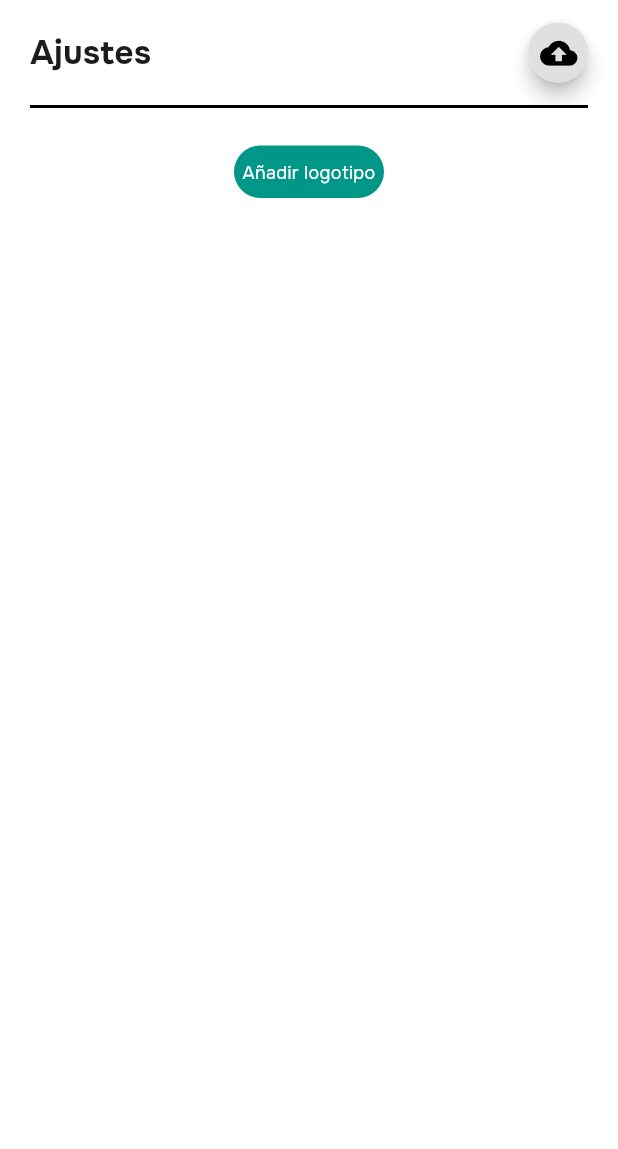
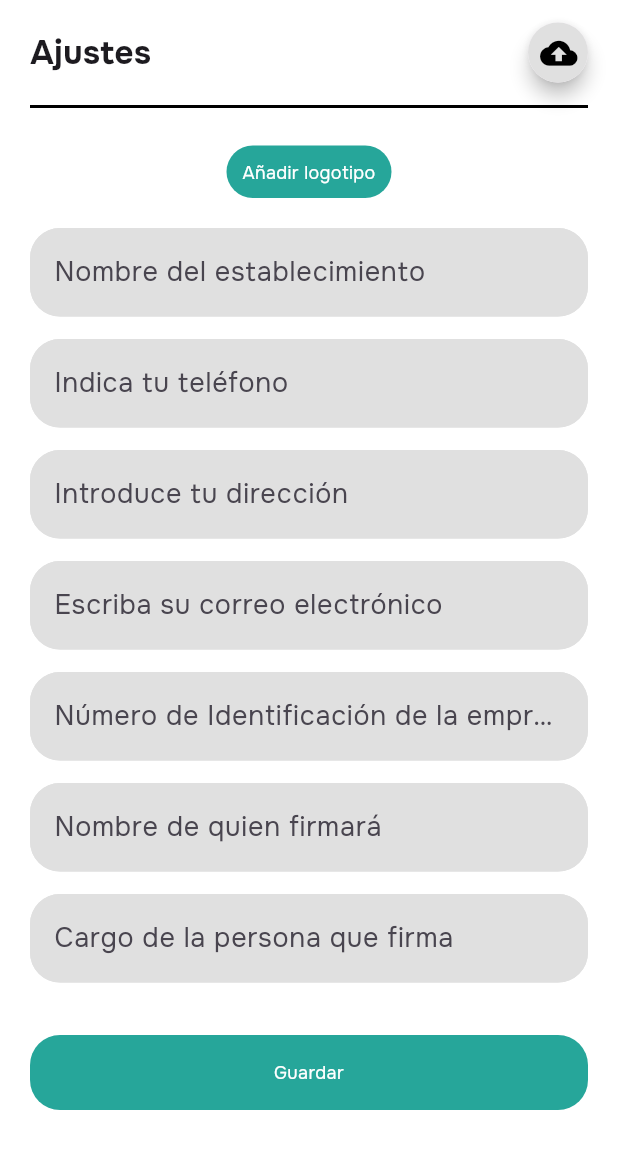
Before and after one commit to HanJian16/Ballots-Template, a Flutter app: the screen it shows after launch, on a phone screen of 412 x 824 dp. Shown: the top 1149 px of the screen. Run offline on Flutter 3.47's test engine with Material 3 defaults, Android fonts, the phone set to English and light mode, and no system bars; our stand-ins replace get, google_fonts.

Commit message:
Creando widgets  para su uso y avances en el form de register

```diff
--- /dev/null
+++ b/frontend/ballots_template_flutter/lib/controllers/form_controller.dart
@@ -0,0 +1,31 @@
+import 'package:get/get.dart';
+
+class FormController extends GetxController {
+  var name = ''.obs;
+  var phone = ''.obs;
+  var direction = ''.obs;
+  var email = ''.obs;
+  var ruc = ''.obs;
+  var nameOfFirm = ''.obs;
+  var positionOfFirm = ''.obs;
+
+   void updateName(String value) => name.value = value;
+  void updatePhone(String value) => phone.value = value;
+  void updateDirection(String value) => direction.value = value;
+  void updateEmail(String value) => email.value = value;
+  void updateRuc(String value) => ruc.value = value;
+  void updateNameOfFirm(String value) => nameOfFirm.value = value;
+  void updatePositionOfFirm(String value) => positionOfFirm.value = value;
+
+  void submitForm() {
+    // Lógica para manejar el formulario
+    print('Name: ${name.value}');
+    print('Phone: ${phone.value}');
+    print('Direction: ${direction.value}');
+    print('Email: ${email.value}');
+    print('RUC: ${ruc.value}');
+    print('Name of firm: ${nameOfFirm.value}');
+    print('Position of firm: ${positionOfFirm.value}');
+    // Aquí puedes añadir más lógica, como enviar datos a un servidor.
+  }
+}
--- a/frontend/ballots_template_flutter/lib/screens/form_register.dart
+++ b/frontend/ballots_template_flutter/lib/screens/form_register.dart
@@ -1,7 +1,12 @@
-import 'package:ballots_template_flutter/widgets/backup_row.dart';
+import 'package:ballots_template_flutter/controllers/form_controller.dart';
+import 'package:ballots_template_flutter/widgets/custom_btn.dart';
+import 'package:ballots_template_flutter/widgets/custom_textformfield.dart';
 import 'package:flutter/material.dart';
 import 'package:ballots_template_flutter/widgets/screen_container.dart';
-import 'package:google_fonts/google_fonts.dart';
+import 'package:get/get.dart';
+import 'package:ballots_template_flutter/widgets/custom_icon_btn.dart';
+import 'package:ballots_template_flutter/widgets/backup_row.dart';
+import 'package:get/get_connect/http/src/utils/utils.dart';
 
 class FormRegisterScreen extends StatelessWidget {
   const FormRegisterScreen({super.key});
@@ -11,8 +16,7 @@ class FormRegisterScreen extends StatelessWidget {
       context: context,
       builder: (BuildContext context) {
         return Container(
-          height: MediaQuery.of(context).size.height *
-              0.12, // Ajusta la altura según tus necesidades
+          height: MediaQuery.of(context).size.height * 0.12,
           color: Colors.white,
           child: const Column(
             children: [
@@ -33,42 +37,20 @@ class FormRegisterScreen extends StatelessWidget {
 
   @override
   Widget build(BuildContext context) {
+    final FormController controller = Get.put(FormController());
+    // ignore: no_leading_underscores_for_local_identifiers
+    final _formKey = GlobalKey<FormState>();
+
     return ScreenContainer(
       child: SingleChildScrollView(
+        child: Form(
+          key: _formKey,
           child: Column(
             children: [
-            // const SizedBox(height: 25),
-            Row(
-              mainAxisAlignment: MainAxisAlignment.spaceBetween,
-              children: [
-                Text(
-                  'Ajustes',
-                  style: GoogleFonts.onest(
-                    fontSize: 22,
-                    fontWeight: FontWeight.bold,
-                  ),
-                ),
-                Material(
-                  elevation: 5.0,
-                  borderRadius: BorderRadius.circular(100),
-                  child: Container(
-                    height: 40,
-                    width: 40,
-                    decoration: BoxDecoration(
-                      color: Colors.grey.shade300,
-                      shape: BoxShape.circle,
-                    ),
-                    child: IconButton(
-                      icon: const Icon(
-                        Icons.cloud_upload_sharp,
-                        color: Colors.black,
-                        size: 25,
-                      ),
+              CustomIconButton(
+                text: "Ajustes",
+                icon: Icons.cloud_upload_sharp,
                 onPressed: () => _showBottomSheet(context),
-                    ),
-                  ),
-                ),
-              ],
               ),
               const SizedBox(height: 15),
               Container(
@@ -76,24 +58,66 @@ class FormRegisterScreen extends StatelessWidget {
                 color: Colors.black,
               ),
               const SizedBox(height: 25),
-            Container(
-              alignment: Alignment.center,
-              decoration: BoxDecoration(
-                color: Colors.teal.shade500,
-                borderRadius: BorderRadius.circular(20),
+              CustomBtn(
+                text: 'Añadir logotipo',
+                customWidth: 110,
+                customColor: Colors.teal.shade400,
+                onPressed: () => print('Logo'),
               ),
-              height: 35,
-              width: 100,
-              child: Text(
-                "Añadir logotipo",
-                style: GoogleFonts.onest(
-                  fontSize: 12,
-                  color: Color(0xFFFFFFFF),
+              const SizedBox(height: 20),
+              Column(
+                children: [
+                  CustomTextFormField(
+                    customBackgroundColor: const Color(0xFFE0E0E0),
+                    placeHolder: 'Nombre del establecimiento',
+                    onChanged: (value) => controller.updateName(value),
                   ),
-                textAlign: TextAlign.center,
+                  CustomTextFormField(
+                    customBackgroundColor: const Color(0xFFE0E0E0),
+                    placeHolder: 'Indica tu teléfono',
+                    keyboardType: TextInputType.phone,
+                    onChanged: (value) => controller.updatePhone(value),
                   ),
+                  CustomTextFormField(
+                    customBackgroundColor: const Color(0xFFE0E0E0),
+                    placeHolder: 'Introduce tu dirección',
+                    onChanged: (value) => controller.updateDirection(value),
+                  ),
+                  CustomTextFormField(
+                    customBackgroundColor: const Color(0xFFE0E0E0),
+                    placeHolder: 'Escriba su correo electrónico',
+                    keyboardType: TextInputType.emailAddress,
+                    onChanged: (value) => controller.updateEmail(value),
+                  ),
+                  CustomTextFormField(
+                    customBackgroundColor: const Color(0xFFE0E0E0),
+                    placeHolder: 'Número de Identificación de la empresa',
+                    keyboardType: TextInputType.number,
+                    onChanged: (value) => controller.updateRuc(value),
+                  ),
+                  CustomTextFormField(
+                    customBackgroundColor: const Color(0xFFE0E0E0),
+                    placeHolder: 'Nombre de quien firmará',
+                    onChanged: (value) => controller.updateNameOfFirm(value),
+                  ),
+                  CustomTextFormField(
+                    customBackgroundColor: const Color(0xFFE0E0E0),
+                    placeHolder: 'Cargo de la persona que firma',
+                    onChanged: (value) => controller.updatePositionOfFirm(value),
                   ),
                 ],
+              ),
+              const SizedBox(height: 20),
+
+              CustomBtn(
+                text: 'Guardar',
+                customWidth: double.infinity,
+                customHeight: 50,
+                customColor: Colors.teal.shade400,
+                onPressed: () => controller.submitForm(),
+              ),
+            ],
+          ),
         ),
       ),
     );
--- /dev/null
+++ b/frontend/ballots_template_flutter/lib/widgets/custom_btn.dart
@@ -0,0 +1,44 @@
+import 'package:flutter/material.dart';
+import 'package:google_fonts/google_fonts.dart';
+
+class CustomBtn extends StatelessWidget {
+  const CustomBtn({
+    super.key,
+    required this.text,
+    this.intRadius = 20,
+    required this.customColor,
+    this.customHeight = 35,
+    this.customWidth = 100, this.onPressed,
+  });
+
+  final String text;
+  final double intRadius;
+  final double customHeight;
+  final double customWidth;
+  final Color customColor;
+  final VoidCallback? onPressed;
+
+  @override
+  Widget build(BuildContext context) {
+    return GestureDetector(
+      onTap: () => onPressed!(),
+      child: Container(
+        alignment: Alignment.center,
+        decoration: BoxDecoration(
+          color: customColor,
+          borderRadius: BorderRadius.circular(intRadius),
+        ),
+        height: customHeight,
+        width: customWidth,
+        child: Text(
+          text,
+          style: GoogleFonts.onest(
+            fontSize: 12,
+            color: const Color(0xFFFFFFFF),
+          ),
+          textAlign: TextAlign.center,
+        ),
+      ),
+    );
+  }
+}
--- /dev/null
+++ b/frontend/ballots_template_flutter/lib/widgets/custom_icon_btn.dart
@@ -0,0 +1,51 @@
+import 'package:flutter/material.dart';
+import 'package:google_fonts/google_fonts.dart';
+
+class CustomIconButton extends StatelessWidget {
+  final String text;
+  final IconData icon;
+  final VoidCallback onPressed;
+
+  const CustomIconButton({
+    super.key,
+    required this.text,
+    required this.icon,
+    required this.onPressed,
+  });
+
+  @override
+  Widget build(BuildContext context) {
+    return Row(
+      mainAxisAlignment: MainAxisAlignment.spaceBetween,
+      children: [
+        Text(
+          text,
+          style: GoogleFonts.onest(
+            fontSize: 22,
+            fontWeight: FontWeight.bold,
+          ),
+        ),
+        Material(
+          elevation: 5.0,
+          borderRadius: BorderRadius.circular(100),
+          child: Container(
+            height: 40,
+            width: 40,
+            decoration: BoxDecoration(
+              color: Colors.grey.shade300,
+              shape: BoxShape.circle,
+            ),
+            child: IconButton(
+              icon: Icon(
+                icon,
+                color: Colors.black,
+                size: 25,
+              ),
+              onPressed: () => onPressed(),
+            ),
+          ),
+        ),
+      ],
+    );
+  }
+}
--- /dev/null
+++ b/frontend/ballots_template_flutter/lib/widgets/custom_textformfield.dart
@@ -0,0 +1,56 @@
+import 'package:flutter/material.dart';
+import 'package:google_fonts/google_fonts.dart';
+
+class CustomTextFormField extends StatelessWidget {
+  const CustomTextFormField({
+    super.key,
+    this.onChanged,
+    this.placeHolder = 'Coloca algo',
+    this.customBackgroundColor = Colors.grey, this.keyboardType = TextInputType.text,
+  });
+
+  final dynamic onChanged;
+  final String placeHolder;
+  final Color customBackgroundColor;
+  final TextInputType? keyboardType;
+
+  @override
+  Widget build(BuildContext context) {
+    return Column(
+      children: [
+        TextFormField(
+          style: GoogleFonts.onest(fontSize: 18, color: Colors.black),
+          keyboardType: keyboardType,
+          onChanged: onChanged,
+          decoration: InputDecoration(
+            hintText: placeHolder,
+            filled: true,
+            fillColor: customBackgroundColor,
+            border: OutlineInputBorder(
+              borderSide: BorderSide(
+                color: customBackgroundColor,
+                width: 1.5,
+              ),
+              borderRadius: const BorderRadius.all(Radius.circular(20)),
+            ),
+            focusedBorder: OutlineInputBorder(
+              borderSide: BorderSide(
+                color: customBackgroundColor,
+                width: 1.5,
+              ),
+              borderRadius: const BorderRadius.all(Radius.circular(20)),
+            ),
+            enabledBorder: OutlineInputBorder(
+              borderSide: BorderSide(
+                color: customBackgroundColor, // Color del borde cuando está habilitado
+                width: 1.5,
+              ),
+              borderRadius: const BorderRadius.all(Radius.circular(20)),
+            ),
+          ),
+        ),
+        const SizedBox(height: 15),
+      ],
+    );
+  }
+}
--- a/frontend/ballots_template_flutter/lib/widgets/screen_container.dart
+++ b/frontend/ballots_template_flutter/lib/widgets/screen_container.dart
@@ -8,11 +8,14 @@ class ScreenContainer extends StatelessWidget {
   @override
   Widget build(BuildContext context) {
     return SafeArea(
-      child: Scaffold(
-        backgroundColor: Colors.white,
-        body: Container(
-          padding: const EdgeInsets.symmetric(horizontal: 20, vertical: 15),
-          child: child,
+      child: GestureDetector(
+        onTap: () => FocusScope.of(context).unfocus(),
+        child: Scaffold(
+          backgroundColor: Colors.white,
+          body: Container(
+            padding: const EdgeInsets.symmetric(horizontal: 20, vertical: 15),
+            child: child,
+          ),
         ),
       ),
     );
--- a/frontend/ballots_template_flutter/pubspec.yaml
+++ b/frontend/ballots_template_flutter/pubspec.yaml
@@ -12,6 +12,7 @@ dependencies:
   flutter_launcher_icons: ^0.13.1
   get: ^4.6.6
   google_fonts: ^6.2.1
+  signature: ^5.5.0
 
 dev_dependencies:
   flutter_test:
```
Lines whose indentation alone changed are shown as unchanged.
